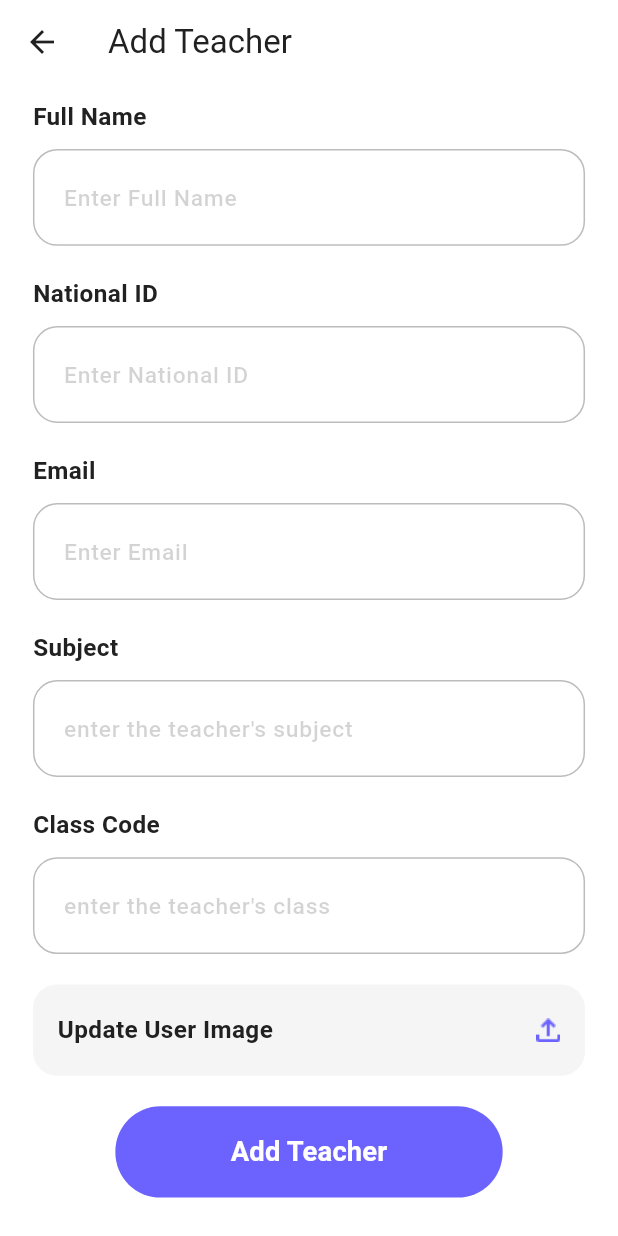
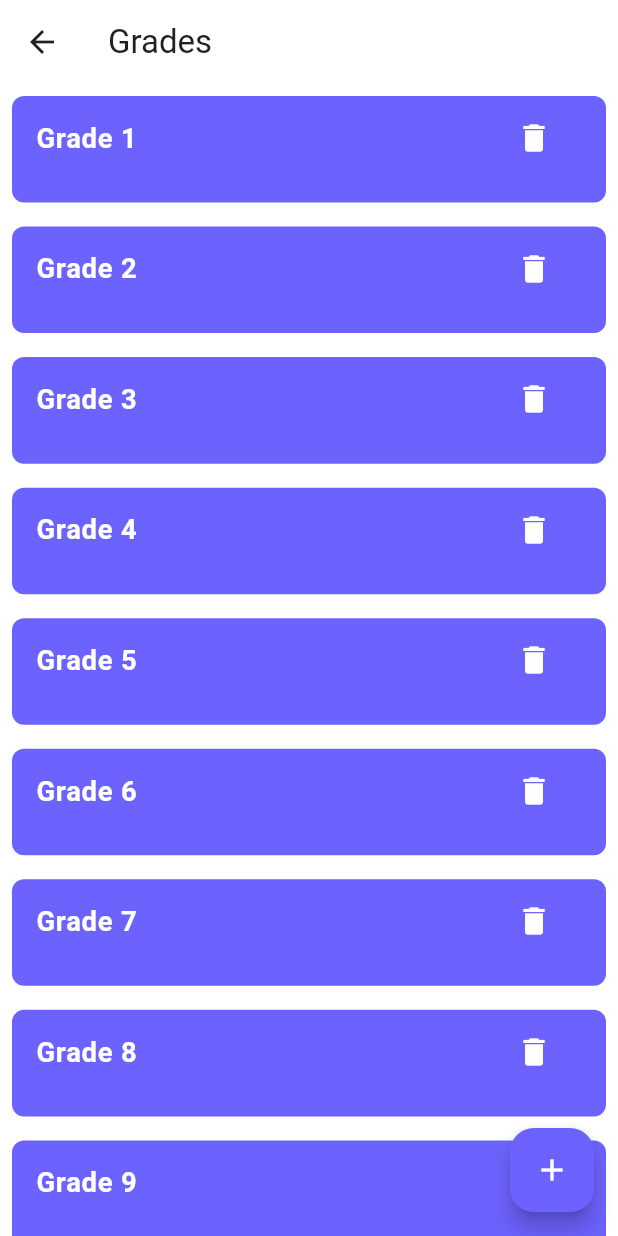
Before and after one commit to DinaElamin/graduation_project, a Flutter app: the screen it shows after launch, on a phone screen of 412 x 824 dp. Run offline on Flutter 3.47's test engine with Material 3 defaults, Android fonts, the phone set to English and light mode, and no system bars; our stand-ins replace buttons_tabbar, dio, dropdown_button2, flutter_screenutil, freezed_annotation, get and 3 more; missing offline and left inert: klocalizations_flutter; generated files the repository leaves out were written again; statements that could not run were skipped.

Commit message:
grades_page design

```diff
--- a/lib/ablexa.dart
+++ b/lib/ablexa.dart
@@ -30,7 +30,7 @@ class AplexaApp extends StatelessWidget {
           primaryColor: ColorsManager.mainColor,
           scaffoldBackgroundColor: Colors.white,
         ),
-        initialRoute: Routes.addTeacherPage,
+        initialRoute: Routes.gradePage,
         onGenerateRoute: appRouter.generateRoute,
       ),
     );
--- a/lib/core/Routing/app_router.dart
+++ b/lib/core/Routing/app_router.dart
@@ -4,6 +4,7 @@ import 'package:ablexa/features/feature_add_student_page/presentations/screens/f
 import 'package:ablexa/features/feature_add_teacher_page/presentations/screens/add_teacher_page.dart';
 import 'package:ablexa/features/feature_change_password_page/presentations/screens/feature_change_password_page.dart';
 import 'package:ablexa/features/feature_forget_password_page/presentations/screens/feature_forget_password_page.dart';
+import 'package:ablexa/features/feature_grades_page/presentations/screens/grades_page.dart';
 import 'package:ablexa/features/feature_home_manager_page/presentations/screens/feature_home_manager.dart';
 import 'package:ablexa/features/feature_landing_page/presentations/screens/feature_landing_page.dart';
 import 'package:ablexa/features/feature_student_profile_page/presentations/screens/student_profile_page.dart';
@@ -83,6 +84,11 @@ class AppRouter {
         return MaterialPageRoute(
           builder: (context) => const AddGradePage(),
         );
+    // grade page
+      case Routes.gradePage:
+        return MaterialPageRoute(
+          builder: (context) => const GradesPage(),
+        );
       default:
         return MaterialPageRoute(
           builder: (context) => Scaffold(
--- a/lib/core/Routing/routers.dart
+++ b/lib/core/Routing/routers.dart
@@ -13,5 +13,6 @@ class Routes {
   static const addStudentPage = "/addStudentPage";
   static const addTeacherPage = "/addTeacherPage";
   static const addGradePage = "/addGradePage";
+  static const gradePage= "/gradePage";
 
 }
--- a/lib/core/theming/image_manager.dart
+++ b/lib/core/theming/image_manager.dart
@@ -16,4 +16,6 @@ class ImageManager {
   static const resetPasswordIcon = "assets/icons/reset_password.png";
   static const logoutIcon = "assets/icons/logout.png";
   static const uploadImageIcon = "assets/icons/upload_image_icon.png";
+  static const minusIcon = "assets/icons/minus_icon.png";
+  static const plusIcon = "assets/icons/plus_icon.png";
 }
--- a/lib/features/feature_add_student_page/presentations/screens/feature_add_student_page.dart
+++ b/lib/features/feature_add_student_page/presentations/screens/feature_add_student_page.dart
@@ -6,7 +6,6 @@ import '../../../../core/theming/colors.dart';
 import '../../../../generated/l10n.dart';
 import '../widgets/drop_down_grade.dart';
 import '../widgets/text_form_fiels_from_add_student.dart';
-import '../widgets/upload_image_widget.dart';
 
 class AddStudentPage extends StatelessWidget {
   const AddStudentPage({super.key});
@@ -32,8 +31,6 @@ class AddStudentPage extends StatelessWidget {
                   height: 60.h,
                   child: const DropDownMenuGrade()),
               verticalSpacing(20),
-              const UploadImageWidget(),
-              verticalSpacing(20),
               Padding(
                 padding:  EdgeInsets.only(left: 50.w,right: 50.w),
                 child: AppTextButton(
--- a/lib/features/feature_add_student_page/presentations/widgets/upload_image_widget.dart
+++ /dev/null
@@ -1,29 +0,0 @@
-import 'package:flutter/material.dart';
-import 'package:flutter_screenutil/flutter_screenutil.dart';
-
-import '../../../../core/theming/colors.dart';
-import '../../../../core/theming/image_manager.dart';
-import '../../../../core/theming/styles.dart';
-import '../../../../generated/l10n.dart';
-class UploadImageWidget extends StatelessWidget {
-  const UploadImageWidget({
-    super.key,
-  });
-
-  @override
-  Widget build(BuildContext context) {
-    return Container(
-      height: 60.h,
-
-      padding: EdgeInsets.only(left: 15.w,right: 15.w),
-      decoration: BoxDecoration(borderRadius: BorderRadius.circular(16),
-        color: ColorsManager.grey,
-      ),
-      child: Row(
-          mainAxisAlignment: MainAxisAlignment.spaceBetween,
-          children: [
-            Text(S.of(context).update_user_image,style: TextStyles.font16SemiBoldBlack,),
-            Image.asset(ImageManager.uploadImageIcon),
-          ]),);
-  }
-}
--- a/lib/features/feature_add_teacher_page/presentations/screens/add_teacher_page.dart
+++ b/lib/features/feature_add_teacher_page/presentations/screens/add_teacher_page.dart
@@ -4,7 +4,6 @@ import '../../../../core/shared_widgets/app_elevated_button.dart';
 import '../../../../core/theming/colors.dart';
 import '../../../../core/theming/spacing.dart';
 import '../../../../generated/l10n.dart';
-import '../../../feature_add_student_page/presentations/widgets/upload_image_widget.dart';
 import '../widgets/text_form_fiels_from_add_teacher.dart';
 
 class AddTeacherPage extends StatelessWidget {
@@ -27,8 +26,6 @@ class AddTeacherPage extends StatelessWidget {
                 verticalSpacing(10),
                 const TextFormFieldFromAddTeacher(),
                 verticalSpacing(20),
-                const UploadImageWidget(),
-                verticalSpacing(20),
                 Padding(
                   padding:  EdgeInsets.only(left: 50.w,right: 50.w),
                   child: AppTextButton(
--- /dev/null
+++ b/lib/features/feature_grades_page/presentations/screens/grades_page.dart
@@ -0,0 +1,47 @@
+import 'package:ablexa/core/helper/extentions.dart';
+import 'package:flutter/material.dart';
+import '../../../../core/Routing/routers.dart';
+import '../../../../core/theming/colors.dart';
+import '../../../../generated/l10n.dart';
+import '../widgets/grade_widget.dart';
+
+class GradesPage extends StatefulWidget {
+  const GradesPage({Key? key}) : super(key: key);
+
+  @override
+  _GradesPageState createState() => _GradesPageState();
+}
+
+class _GradesPageState extends State<GradesPage> {
+  List<String> gradeList = ['Grade 1', 'Grade 2', 'Grade 3', 'Grade 4', 'Grade 5','Grade 6','Grade 7','Grade 8','Grade 9','Grade 10'];
+
+  void deleteGrade(int index) {
+    setState(() {
+      gradeList.removeAt(index);
+    });
+  }
+
+  @override
+  Widget build(BuildContext context) {
+    return Scaffold(
+      floatingActionButton: FloatingActionButton(
+        backgroundColor: ColorsManager.mainColor, onPressed: () {
+          context.pushNamed(Routes.addGradePage);
+      },
+        child: const Icon(Icons.add,color: ColorsManager.mainWhite),),
+      appBar: AppBar(
+        title: Text(S.of(context).grades),
+        elevation: 0,
+        backgroundColor: ColorsManager.mainWhite,
+        foregroundColor: ColorsManager.mainBlack,
+      ),
+      body: ListView.builder(
+        itemCount: gradeList.length,
+        itemBuilder: (context, index) => GradeWidget(
+          gradeName: gradeList[index],
+          deleteAction: () => deleteGrade(index),
+        ),
+      ),
+    );
+  }
+}
--- /dev/null
+++ b/lib/features/feature_grades_page/presentations/widgets/grade_widget.dart
@@ -0,0 +1,37 @@
+import 'package:ablexa/core/theming/colors.dart';
+import 'package:flutter/material.dart';
+import 'package:flutter_screenutil/flutter_screenutil.dart';
+
+import '../../../../core/theming/styles.dart';
+
+class GradeWidget extends StatelessWidget {
+  final String gradeName;
+  final VoidCallback deleteAction;
+
+  const GradeWidget({
+    required this.gradeName,
+    required this.deleteAction,
+    Key? key,
+  }) : super(key: key);
+
+  @override
+  Widget build(BuildContext context) {
+    return Padding(
+      padding: const EdgeInsets.all(8.0),
+      child: Container(
+        height: 70.h,
+        decoration: BoxDecoration(
+            borderRadius: BorderRadius.circular(8),
+            color: ColorsManager.mainColor),
+        child: ListTile(
+
+          title: Text(gradeName,style: TextStyles.font18SemiBoldWhite),
+          trailing: IconButton(
+            icon: const Icon(Icons.delete,color: ColorsManager.mainWhite),
+            onPressed: deleteAction,
+          ),
+        ),
+      ),
+    );
+  }
+}
```
Also changed, not shown: lib/features/feature_add_grade_page/presentations/screens/add_grade_page.dart (+107 -11 lines), lib/features/feature_add_grade_page/presentations/widgets/semester_one_drop_down_widget.dart (added, +151 -0 lines), lib/l10n/intl_ar.arb (+7 -1 lines), lib/l10n/intl_en.arb (+6 -1 lines), assets/icons/minus_icon.png (added), assets/icons/plus_icon.png (added), lib/generated/intl/messages_ar.dart, lib/generated/intl/messages_en.dart, lib/generated/l10n.dart.
